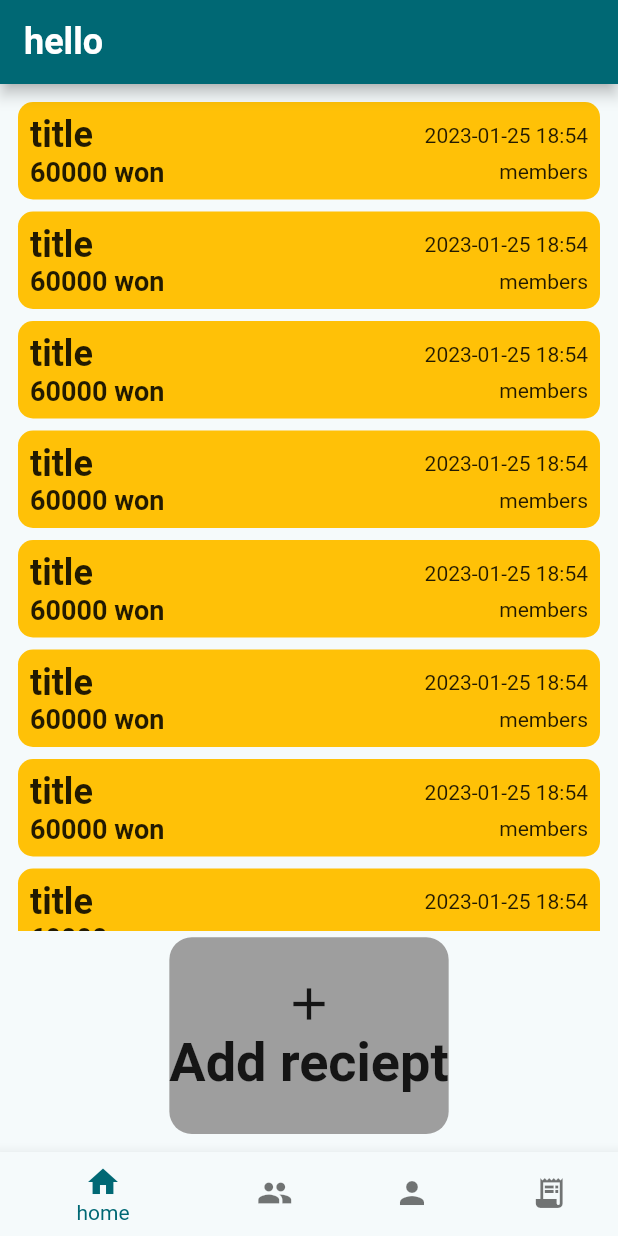
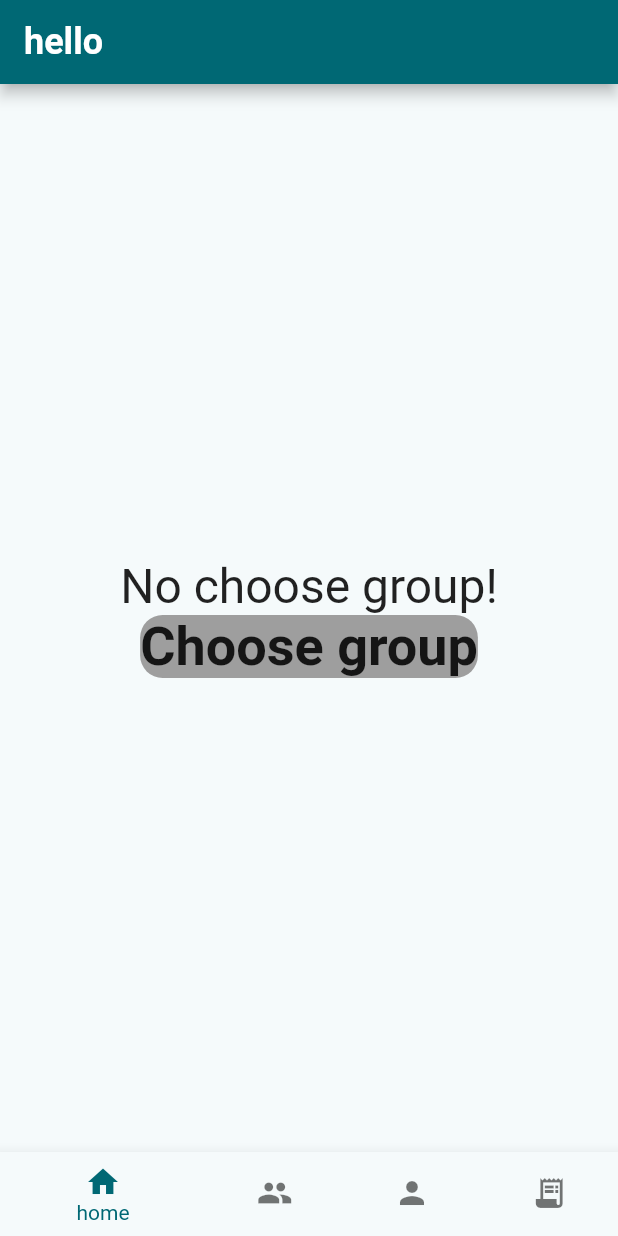
Before and after one commit to hoseCloud/fast_dutch, a Flutter app: the screen it shows after launch, on a phone screen of 412 x 824 dp. Run offline on Flutter 3.47's test engine with Material 2 defaults, Android fonts, the phone set to English and light mode, and no system bars.

Commit message:
Refactor screen widget

```diff
--- a/lib/screens/group_screen.dart
+++ b/lib/screens/group_screen.dart
@@ -1,3 +1,4 @@
+import 'package:fast_dutch/widgets/navigation_widget.dart';
 import 'package:flutter/material.dart';
 
 class GroupScreen extends StatefulWidget {
@@ -8,70 +9,19 @@ class GroupScreen extends StatefulWidget {
 }
 
 class _GroupScreenState extends State<GroupScreen> {
+  void onTapAddGroup() {
+    print('hi');
+  }
+
   @override
   Widget build(BuildContext context) {
-    return Padding(
-      padding: const EdgeInsets.all(8.0),
-      child: Column(
-        children: [
-          Flexible(
-            flex: 4,
-            child: ListView(
-              children: const [
-                Group(),
-                Group(),
-                Group(),
-                Group(),
-                Group(),
-              ],
-            ),
-          ),
-          Flexible(
-            flex: 1,
-            child: Container(
-              color: Colors.red,
-            ),
-          ),
-        ],
-      ),
+    return Navigation(
+      emptyMsg: 'No any group!',
+      emptyButtonMsg: 'Add group',
+      addButtonMsg: 'Add reciept',
+      widgets: const [],
+      onTapAddFunc: onTapAddGroup,
+      onTapEmptyFunc: onTapAddGroup,
     );
   }
 }
-
-class Group extends StatelessWidget {
-  const Group({
-    super.key,
-  });
-
-  @override
-  Widget build(BuildContext context) {
-    return Padding(
-      padding: const EdgeInsets.all(4.0),
-      child: Container(
-        padding: const EdgeInsets.all(8.0),
-        decoration: BoxDecoration(
-          color: Colors.amber,
-          borderRadius: BorderRadius.circular(10),
-        ),
-        child: SingleChildScrollView(
-          child: Column(
-            crossAxisAlignment: CrossAxisAlignment.start,
-            children: [
-              Row(
-                mainAxisAlignment: MainAxisAlignment.spaceBetween,
-                children: [
-                  Text(
-                    'title',
-                    style: Theme.of(context).textTheme.titleLarge,
-                  ),
-                  const Text('2023-01-25 18:54'),
-                ],
-              ),
-              const Text('members'),
-            ],
-          ),
-        ),
-      ),
-    );
-  }
-}
--- a/lib/screens/home_screen.dart
+++ b/lib/screens/home_screen.dart
@@ -1,3 +1,4 @@
+import 'package:fast_dutch/widgets/navigation_widget.dart';
 import 'package:flutter/material.dart';
 
 class HomeScreen extends StatefulWidget {
@@ -12,108 +13,19 @@ class _HomeScreenState extends State<HomeScreen> {
     print('hi');
   }
 
+  void onTapAddGroup() {
+    print('hi');
+  }
+
   @override
   Widget build(BuildContext context) {
-    return Padding(
-      padding: const EdgeInsets.all(8.0),
-      child: Column(
-        children: [
-          Flexible(
-            flex: 4,
-            child: ListView(
-              children: const [
-                Reciept(),
-                Reciept(),
-                Reciept(),
-                Reciept(),
-                Reciept(),
-                Reciept(),
-                Reciept(),
-                Reciept(),
-                Reciept(),
-              ],
-            ),
-          ),
-          Flexible(
-            flex: 1,
-            child: Padding(
-              padding: const EdgeInsets.all(4.0),
-              child: GestureDetector(
-                onTap: onTapAddReciept,
-                child: Container(
-                  clipBehavior: Clip.hardEdge,
-                  decoration: BoxDecoration(
-                    borderRadius: BorderRadius.circular(15),
-                    color: Colors.grey,
-                  ),
-                  child: Column(
-                    mainAxisAlignment: MainAxisAlignment.center,
-                    children: const [
-                      Icon(
-                        Icons.add,
-                        size: 36,
-                      ),
-                      Text(
-                        'Add reciept',
-                        style: TextStyle(
-                          fontSize: 36,
-                          fontWeight: FontWeight.bold,
-                        ),
-                      ),
-                    ],
-                  ),
-                ),
-              ),
-            ),
-          ),
-        ],
-      ),
+    return Navigation(
+      emptyMsg: 'No choose group!',
+      emptyButtonMsg: 'Choose group',
+      addButtonMsg: 'Add reciept',
+      widgets: const [],
+      onTapAddFunc: onTapAddReciept,
+      onTapEmptyFunc: onTapAddGroup,
     );
   }
 }
-
-class Reciept extends StatelessWidget {
-  const Reciept({
-    super.key,
-  });
-
-  @override
-  Widget build(BuildContext context) {
-    return Padding(
-      padding: const EdgeInsets.all(4.0),
-      child: Container(
-        padding: const EdgeInsets.all(8.0),
-        decoration: BoxDecoration(
-          color: Colors.amber,
-          borderRadius: BorderRadius.circular(10),
-        ),
-        child: SingleChildScrollView(
-          child: Column(
-            children: [
-              Row(
-                mainAxisAlignment: MainAxisAlignment.spaceBetween,
-                children: [
-                  Text(
-                    'title',
-                    style: Theme.of(context).textTheme.titleLarge,
-                  ),
-                  const Text('2023-01-25 18:54'),
-                ],
-              ),
-              Row(
-                mainAxisAlignment: MainAxisAlignment.spaceBetween,
-                children: [
-                  Text(
-                    '60000 won',
-                    style: Theme.of(context).textTheme.titleMedium,
-                  ),
-                  const Text('members'),
-                ],
-              ),
-            ],
-          ),
-        ),
-      ),
-    );
-  }
-}
--- a/lib/screens/main_screen.dart
+++ b/lib/screens/main_screen.dart
@@ -1,5 +1,7 @@
 import 'package:fast_dutch/screens/group_screen.dart';
 import 'package:fast_dutch/screens/home_screen.dart';
+import 'package:fast_dutch/screens/member_screen.dart';
+import 'package:fast_dutch/screens/reciept_screen.dart';
 import 'package:flutter/material.dart';
 
 class MainScreen extends StatefulWidget {
@@ -8,8 +10,8 @@ class MainScreen extends StatefulWidget {
   final bodyWidgets = [
     const HomeScreen(),
     const GroupScreen(),
-    const Text('member'),
-    const Text('reciept'),
+    const MemberScreen(),
+    const RecieptScreen(),
   ];
 
   @override
--- /dev/null
+++ b/lib/widgets/navigation_widget.dart
@@ -0,0 +1,99 @@
+import 'package:flutter/material.dart';
+
+class Navigation extends StatefulWidget {
+  final String emptyMsg, emptyButtonMsg, addButtonMsg;
+  final List<Widget> widgets;
+  final Function() onTapAddFunc, onTapEmptyFunc;
+
+  const Navigation({
+    super.key,
+    required this.emptyMsg,
+    required this.emptyButtonMsg,
+    required this.addButtonMsg,
+    required this.widgets,
+    required this.onTapAddFunc,
+    required this.onTapEmptyFunc,
+  });
+
+  @override
+  State<Navigation> createState() => _NavigationState();
+}
+
+class _NavigationState extends State<Navigation> {
+  @override
+  Widget build(BuildContext context) {
+    return Padding(
+      padding: const EdgeInsets.all(8.0),
+      child: widget.widgets.isNotEmpty
+          ? Column(
+              children: [
+                Flexible(
+                  flex: 4,
+                  child: ListView(
+                    children: widget.widgets,
+                  ),
+                ),
+                Flexible(
+                  flex: 1,
+                  child: Padding(
+                    padding: const EdgeInsets.all(4.0),
+                    child: Button(
+                      buttonMsg: widget.addButtonMsg,
+                      onTapFunc: widget.onTapAddFunc,
+                    ),
+                  ),
+                ),
+              ],
+            )
+          : Center(
+              child: Column(
+                mainAxisAlignment: MainAxisAlignment.center,
+                children: [
+                  Text(
+                    widget.emptyMsg,
+                    style: const TextStyle(
+                      fontSize: 32,
+                    ),
+                  ),
+                  Button(
+                    buttonMsg: widget.emptyButtonMsg,
+                    onTapFunc: widget.onTapEmptyFunc,
+                  ),
+                ],
+              ),
+            ),
+    );
+  }
+}
+
+class Button extends StatelessWidget {
+  final String buttonMsg;
+  final Function() onTapFunc;
+
+  const Button({
+    super.key,
+    required this.buttonMsg,
+    required this.onTapFunc,
+  });
+
+  @override
+  Widget build(BuildContext context) {
+    return GestureDetector(
+      onTap: onTapFunc,
+      child: Container(
+        clipBehavior: Clip.hardEdge,
+        decoration: BoxDecoration(
+          borderRadius: BorderRadius.circular(15),
+          color: Colors.grey,
+        ),
+        child: Text(
+          buttonMsg,
+          style: const TextStyle(
+            fontSize: 36,
+            fontWeight: FontWeight.bold,
+          ),
+        ),
+      ),
+    );
+  }
+}
```
